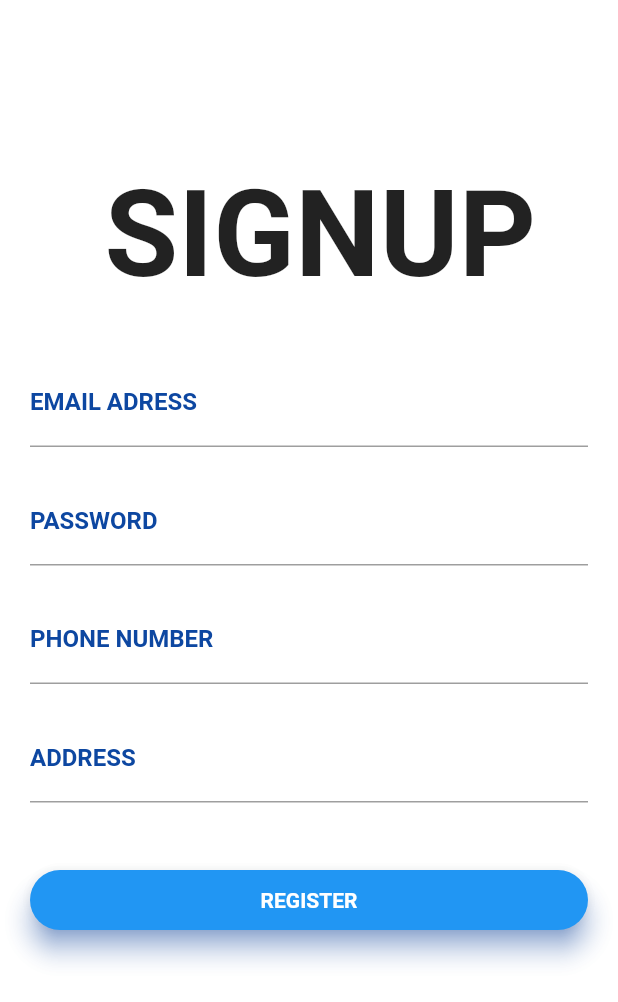
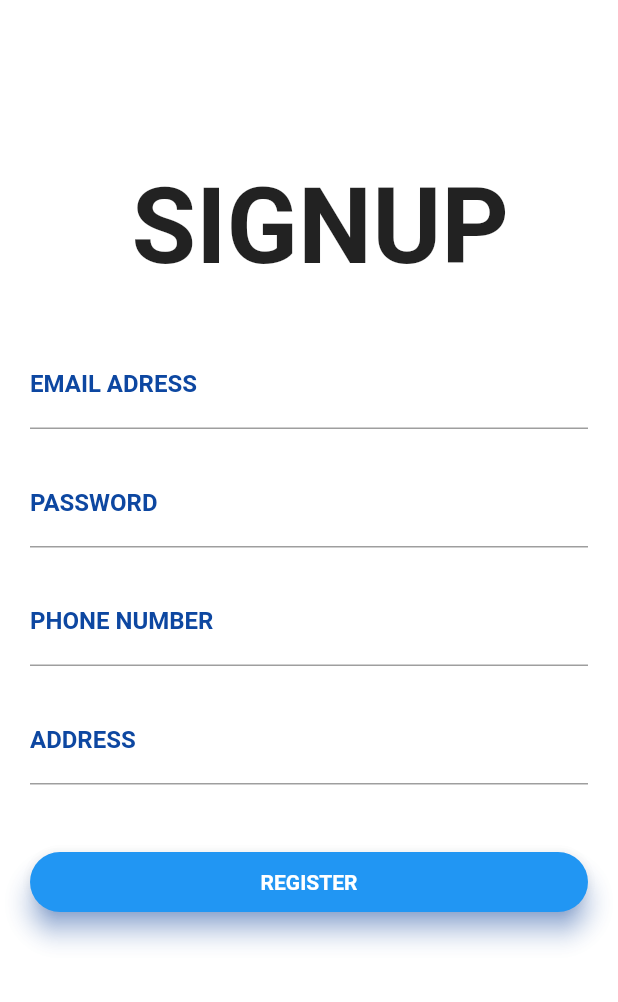
Before and after one commit to famcydaware/csc506-Assignment, a Flutter app: the SignupPage screen opened by its route, on a phone screen of 412 x 824 dp. Shown: the top 1002 px of the screen. Run offline on Flutter 3.47's test engine with Material 2 defaults, Android fonts, the light colour scheme and no system bars; Roboto replaces fonts that are missing (Monserrat, Montserrat).

Commit message:
reduce size of display text

```diff
--- a/lib/signup.dart
+++ b/lib/signup.dart
@@ -21,7 +21,7 @@ class _SignupPageState extends State<SignupPage>{
                   child: Text(
                     'SIGNUP',
                     style: TextStyle(
-                      fontSize: 80.0, fontWeight: FontWeight.bold
+                      fontSize: 70.0, fontWeight: FontWeight.bold
                     ),
                   ),
                 )
```
